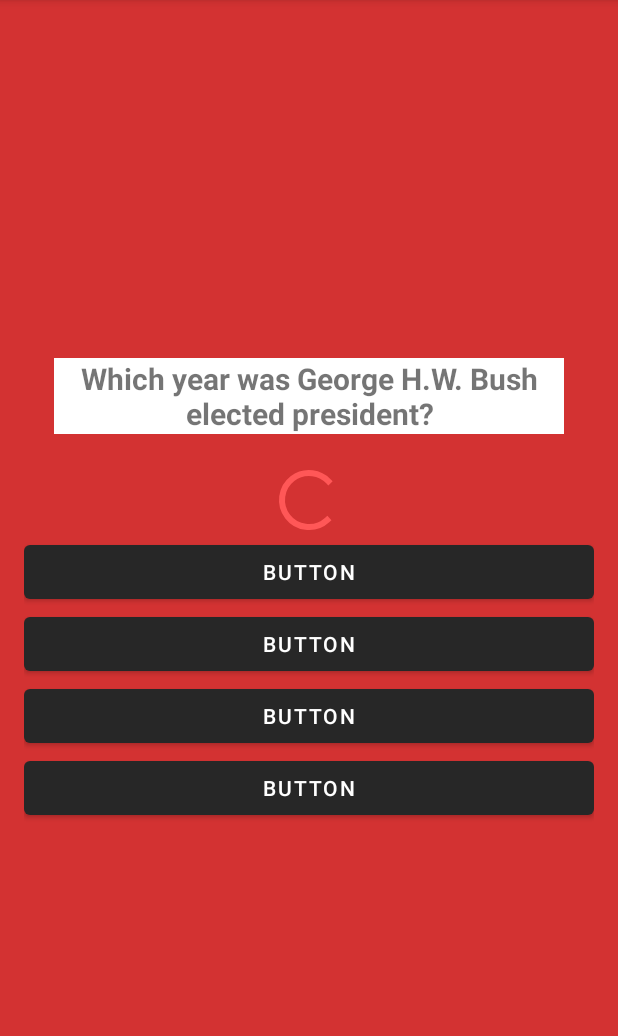
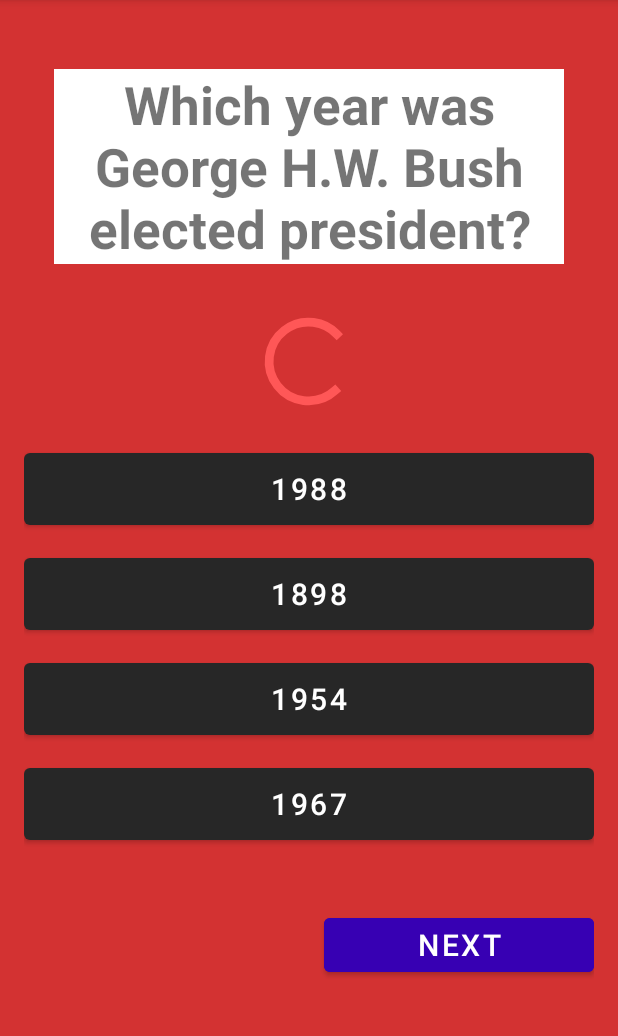
Before and after one commit to maria710/vamz_sem, an Android app: the QuestionActivity screen opened directly, with no data from a screen before it, on a phone screen of 412 x 824 dp, the part 84-1120 px from its top. Run offline under Robolectric (Android 15) with nearby library versions, the phone set to English and light mode, and no system bars; 1 statement that could not run was skipped.

Commit message:
com9: added activities, logo on main picture

```diff
--- a/app/src/main/AndroidManifest.xml
+++ b/app/src/main/AndroidManifest.xml
@@ -13,6 +13,9 @@
         android:supportsRtl="true"
         android:theme="@style/Theme.QuizUp"
         tools:targetApi="31">
+        <activity
+            android:name=".FinishActivity"
+            android:exported="false" />
         <activity
             android:name=".QuestionActivity"
             android:exported="false" />
--- a/app/src/main/java/com/example/quizup/Status.kt
+++ /dev/null
@@ -1,4 +0,0 @@
-package com.example.quizup
-
-class Status {
-}
--- a/app/src/main/res/layout/activity_question.xml
+++ b/app/src/main/res/layout/activity_question.xml
@@ -11,7 +11,7 @@
     <LinearLayout
         android:layout_width="match_parent"
         android:layout_height="wrap_content"
-        android:gravity="center"
+        android:gravity="start"
         android:orientation="vertical"
         android:padding="16dp">
 
@@ -19,11 +19,14 @@
             android:id="@+id/question"
             android:layout_width="wrap_content"
             android:layout_height="wrap_content"
-            android:layout_margin="20dp"
+            android:layout_marginTop="30dp"
+            android:layout_marginEnd="20dp"
+            android:layout_marginStart="20dp"
+            android:layout_marginBottom="20dp"
             android:background="@color/white"
             android:gravity="center"
             android:text="Which year was George H.W. Bush elected president?"
-            android:textSize="20sp"
+            android:textSize="35sp"
             android:textStyle="bold">
 
         </TextView>
@@ -32,38 +35,61 @@
             android:id="@+id/progressBar"
             style="?android:attr/progressBarStyle"
             android:layout_width="match_parent"
-            android:layout_height="wrap_content"
-            android:max="5"
-            android:progress="0"
-            android:indeterminate="false"/>
+            android:layout_height="70dp"
+            android:layout_marginTop="10dp"
+            android:indeterminate="false"
+            android:max="3"
+            android:progress="0" />
 
         <Button
             android:id="@+id/ans1"
             android:layout_width="match_parent"
-            android:layout_height="wrap_content"
+            android:layout_height="60dp"
+            android:layout_marginTop="20dp"
+            android:textSize="20sp"
             android:onClick="ans1"
-            android:text="Button" />
+            android:text="@string/_1988" />
 
         <Button
             android:id="@+id/ans2"
             android:layout_width="match_parent"
-            android:layout_height="wrap_content"
+            android:layout_height="60dp"
+            android:layout_marginTop="10dp"
+            android:textSize="20sp"
             android:onClick="ans2"
-            android:text="Button" />
+            android:text="@string/_1898" />
 
         <Button
             android:id="@+id/ans3"
             android:layout_width="match_parent"
-            android:layout_height="wrap_content"
+            android:layout_height="60dp"
+            android:layout_marginTop="10dp"
+            android:textSize="20sp"
             android:onClick="ans3"
-            android:text="Button" />
+            android:text="@string/_1954" />
 
         <Button
             android:id="@+id/ans4"
             android:layout_width="match_parent"
+            android:layout_height="60dp"
+            android:layout_marginTop="10dp"
+            android:textSize="20sp"
+            android:onClick="ans4"
+            android:text="@string/_1967" />
+
+        <Button
+            android:id="@+id/buttonNext"
+            android:layout_width="match_parent"
             android:layout_height="wrap_content"
-            android:onClick="ans4"
-            android:text="Button" />
+            android:layout_marginTop="40dp"
+            android:layout_marginBottom="20dp"
+            android:layout_marginStart="200dp"
+            android:textSize="20sp"
+            android:backgroundTint="@color/purple_700"
+
+
+            android:onClick="next"
+            android:text="Next" />
 
 
     </LinearLayout>
--- a/app/src/main/res/layout/activity_status.xml
+++ /dev/null
@@ -1,6 +0,0 @@
-<?xml version="1.0" encoding="utf-8"?>
-<androidx.constraintlayout.widget.ConstraintLayout xmlns:android="http://schemas.android.com/apk/res/android"
-    android:layout_width="match_parent"
-    android:layout_height="match_parent">
-
-</androidx.constraintlayout.widget.ConstraintLayout>
--- a/app/src/main/res/mipmap-anydpi-v26/ic_launcher.xml
+++ /dev/null
@@ -1,5 +0,0 @@
-<?xml version="1.0" encoding="utf-8"?>
-<adaptive-icon xmlns:android="http://schemas.android.com/apk/res/android">
-    <background android:drawable="@drawable/ic_launcher_background" />
-    <foreground android:drawable="@drawable/ic_launcher_foreground" />
-</adaptive-icon>
--- a/app/src/main/res/mipmap-anydpi-v26/ic_launcher_round.xml
+++ /dev/null
@@ -1,5 +0,0 @@
-<?xml version="1.0" encoding="utf-8"?>
-<adaptive-icon xmlns:android="http://schemas.android.com/apk/res/android">
-    <background android:drawable="@drawable/ic_launcher_background" />
-    <foreground android:drawable="@drawable/ic_launcher_foreground" />
-</adaptive-icon>
--- a/app/src/main/res/values/strings.xml
+++ b/app/src/main/res/values/strings.xml
@@ -11,4 +11,8 @@
     <string name="technology">Technology</string>
     <string name="android">Android</string>
     <string name="animals">Animals</string>
+    <string name="_1988">1988</string>
+    <string name="_1898">1898</string>
+    <string name="_1954">1954</string>
+    <string name="_1967">1967</string>
 </resources>
```
Also changed, not shown: app/src/main/java/com/example/quizup/FinishActivity.kt (added, +17 -0 lines), app/src/main/java/com/example/quizup/QuestionActivity.kt (+37 -22 lines), app/src/main/res/layout/activity_finish.xml (added, +38 -0 lines).
